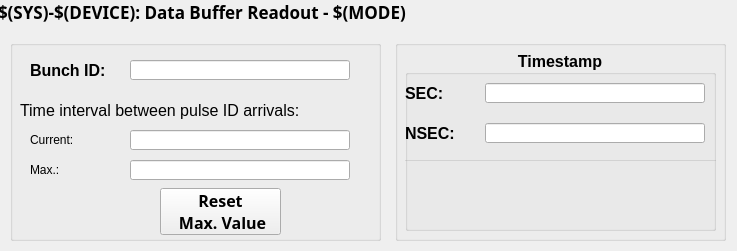
paulscherrerinstitute/mrfioc2_regDev, file ui/G_TI_BUNCHID.ui: the form before one commit.
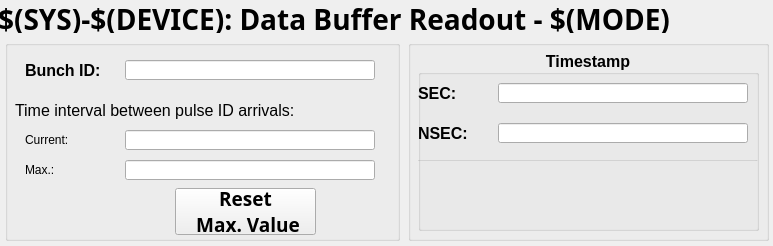
The form after the commit. Custom widgets are drawn as their Qt base class.

Commit message: [COSYLAB-532]: Updated start_TimBunchId.sh script (macro variable for "SYS"), updated GUI

The edit to the form file:
```diff
--- a/ui/G_TI_BUNCHID.ui
+++ b/ui/G_TI_BUNCHID.ui
@@ -6,8 +6,8 @@
    <rect>
     <x>0</x>
     <y>0</y>
-    <width>737</width>
-    <height>251</height>
+    <width>773</width>
+    <height>246</height>
    </rect>
   </property>
   <property name="windowTitle">
@@ -17,9 +17,9 @@
    <widget class="QGroupBox" name="groupBox_3">
     <property name="geometry">
      <rect>
-      <x>395</x>
+      <x>408</x>
       <y>40</y>
-      <width>331</width>
+      <width>361</width>
       <height>201</height>
      </rect>
     </property>
@@ -31,7 +31,7 @@
       <rect>
        <x>10</x>
        <y>10</y>
-       <width>311</width>
+       <width>341</width>
        <height>181</height>
       </rect>
      </property>
@@ -56,10 +56,19 @@
        <rect>
         <x>80</x>
         <y>33</y>
-        <width>220</width>
+        <width>250</width>
         <height>20</height>
        </rect>
       </property>
+      <property name="font">
+       <font>
+        <family>Sans Serif</family>
+        <pointsize>12</pointsize>
+       </font>
+      </property>
+      <property name="alignment">
+       <set>Qt::AlignCenter</set>
+      </property>
       <property name="channel" stdset="0">
        <string notr="true">$(SYS)-$(DEVICE):BunchId$(MODE)-MASTER-TS-SEC</string>
       </property>
@@ -95,10 +104,19 @@
        <rect>
         <x>80</x>
         <y>73</y>
-        <width>220</width>
+        <width>250</width>
         <height>20</height>
        </rect>
       </property>
+      <property name="font">
+       <font>
+        <family>Sans Serif</family>
+        <pointsize>12</pointsize>
+       </font>
+      </property>
+      <property name="alignment">
+       <set>Qt::AlignCenter</set>
+      </property>
       <property name="channel" stdset="0">
        <string notr="true">$(SYS)-$(DEVICE):BunchId$(MODE)-MASTER-TS-NSEC</string>
       </property>
@@ -108,7 +126,7 @@
        <rect>
         <x>-10</x>
         <y>110</y>
-        <width>330</width>
+        <width>350</width>
         <height>1</height>
        </rect>
       </property>
@@ -124,9 +142,9 @@
    <widget class="QGroupBox" name="groupBox_4">
     <property name="geometry">
      <rect>
-      <x>10</x>
+      <x>5</x>
       <y>40</y>
-      <width>371</width>
+      <width>395</width>
       <height>201</height>
      </rect>
     </property>
@@ -138,10 +156,19 @@
       <rect>
        <x>120</x>
        <y>120</y>
-       <width>220</width>
+       <width>250</width>
        <height>20</height>
       </rect>
      </property>
+     <property name="font">
+      <font>
+       <family>Sans Serif</family>
+       <pointsize>12</pointsize>
+      </font>
+     </property>
+     <property name="alignment">
+      <set>Qt::AlignCenter</set>
+     </property>
      <property name="channel" stdset="0">
       <string notr="true">$(SYS)-$(DEVICE):BunchId$(MODE)-PERF-MAX-I</string>
      </property>
@@ -198,10 +225,19 @@
       <rect>
        <x>120</x>
        <y>90</y>
-       <width>220</width>
+       <width>250</width>
        <height>20</height>
       </rect>
      </property>
+     <property name="font">
+      <font>
+       <family>Sans Serif</family>
+       <pointsize>12</pointsize>
+      </font>
+     </property>
+     <property name="alignment">
+      <set>Qt::AlignCenter</set>
+     </property>
      <property name="channel" stdset="0">
       <string notr="true">$(SYS)-$(DEVICE):BunchId$(MODE)-PERF-I</string>
      </property>
@@ -211,10 +247,19 @@
       <rect>
        <x>120</x>
        <y>20</y>
-       <width>220</width>
+       <width>250</width>
        <height>20</height>
       </rect>
      </property>
+     <property name="font">
+      <font>
+       <family>Sans Serif</family>
+       <pointsize>12</pointsize>
+      </font>
+     </property>
+     <property name="alignment">
+      <set>Qt::AlignCenter</set>
+     </property>
      <property name="channel" stdset="0">
       <string notr="true">$(SYS)-$(DEVICE):BunchId$(MODE)-I</string>
      </property>
@@ -242,16 +287,16 @@
     <widget class="caMessageButton" name="camessagebutton">
      <property name="geometry">
       <rect>
-       <x>150</x>
+       <x>170</x>
        <y>148</y>
-       <width>121</width>
+       <width>141</width>
        <height>47</height>
       </rect>
      </property>
      <property name="font">
       <font>
        <family>Sans Serif</family>
-       <pointsize>12</pointsize>
+       <pointsize>14</pointsize>
        <weight>75</weight>
        <italic>false</italic>
        <bold>true</bold>
@@ -277,14 +322,14 @@
      <rect>
       <x>-2</x>
       <y>0</y>
-      <width>751</width>
+      <width>781</width>
       <height>33</height>
      </rect>
     </property>
     <property name="font">
      <font>
       <family>Sans Serif</family>
-      <pointsize>13</pointsize>
+      <pointsize>21</pointsize>
       <weight>75</weight>
       <italic>false</italic>
       <bold>true</bold>
```
Left out of the diff: 15 changed lines with no effect on the pictures. The commit also changes 1 other file.
